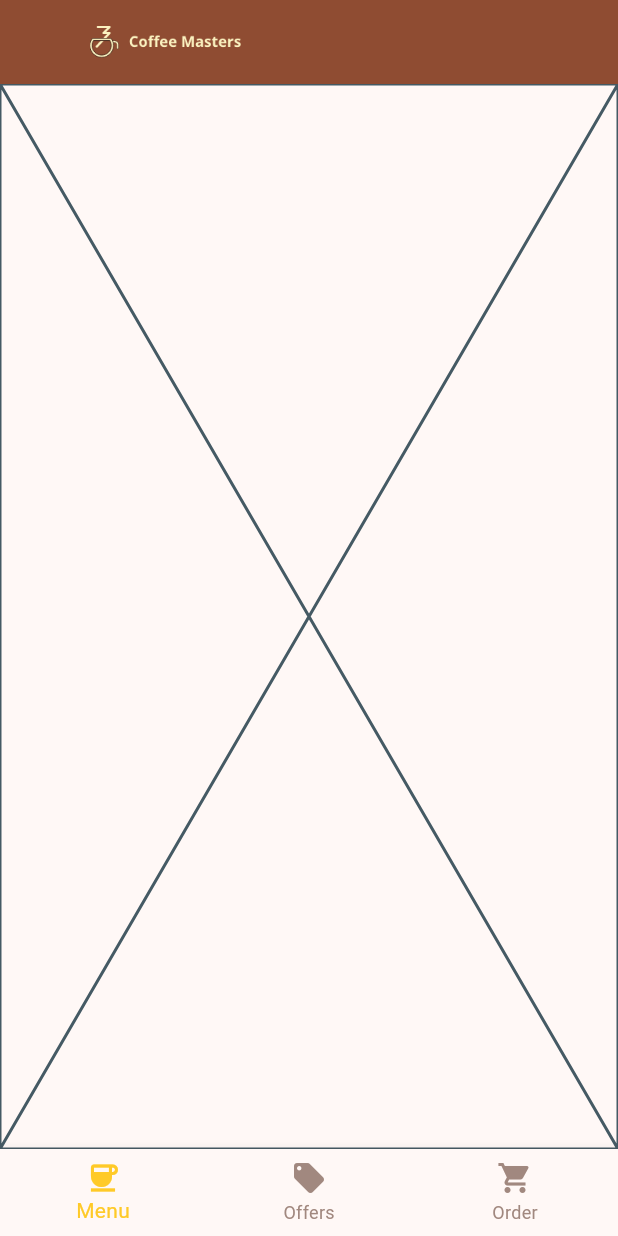
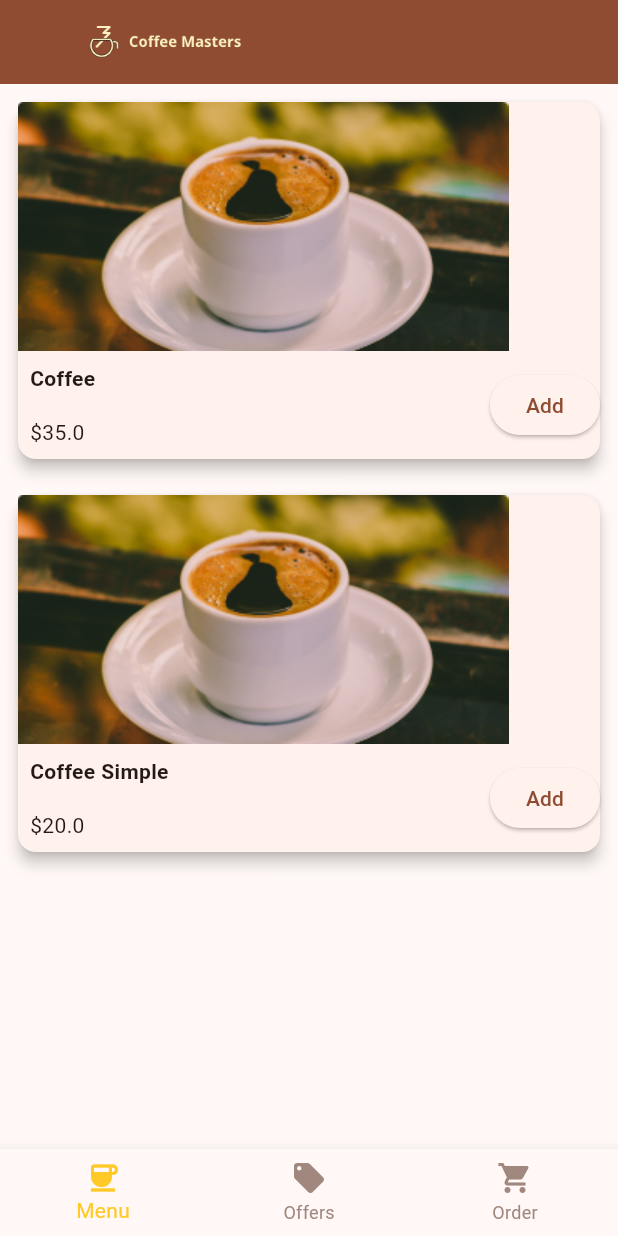
Before and after one commit to hanine007/Coffee_Shop, a Flutter app: the screen it shows after launch, on a phone screen of 412 x 824 dp. Run offline on Flutter 3.47's test engine with Material 3 defaults, Android fonts, the phone set to English and light mode, and no system bars.

Commit message:
add the menu pages with the card

```diff
--- a/lib/Menupages.dart
+++ b/lib/Menupages.dart
@@ -1,10 +1,68 @@
 import 'package:flutter/material.dart';
+import 'package:myapp/datamodel.dart';
 
 class Menupages extends StatelessWidget {
   const Menupages({super.key});
 
   @override
   Widget build(BuildContext context) {
-    return const Placeholder();
+    var p = Product(name: "Coffee", id: 1, price: 35, image: "");
+    var q = Product(name: "Coffee Simple", id: 2, price: 20, image: "");
+
+    return ListView(
+      children: [
+        ProductItem(product: p, onAdd: () {}),
+        ProductItem(product: q, onAdd: () {}),
+      ],
+    );
   }
 }
+
+class ProductItem extends StatelessWidget {
+  final Product product;
+  final Function onAdd;
+  const ProductItem({super.key, required this.product, required this.onAdd});
+
+  @override
+  Widget build(BuildContext context) {
+    return Container(
+      padding: EdgeInsets.all(8),
+      child: Card(
+        elevation: 4,
+        child: Column(
+          crossAxisAlignment: CrossAxisAlignment.start,
+          children: [
+            Image.asset("images/black_coffee.png"),
+            Row(
+              mainAxisAlignment: MainAxisAlignment.spaceBetween,
+              children: [
+                Column(
+                  crossAxisAlignment: CrossAxisAlignment.start,
+                  children: [
+                    Padding(
+                      padding: const EdgeInsets.all(8.0),
+                      child: Text(
+                        product.name,
+                        style: TextStyle(fontWeight: FontWeight.bold),
+                      ),
+                    ),
+                    Padding(
+                      padding: const EdgeInsets.all(8.0),
+                      child: Text("\$${product.price}"),
+                    ),
+                  ],
+                ),
+                ElevatedButton(
+                  onPressed: () {
+                    onAdd(product);
+                  },
+                  child: Text("Add"),
+                ),
+              ],
+            ),
+          ],
+        ),
+      ),
+    );
+  }
+}
```
